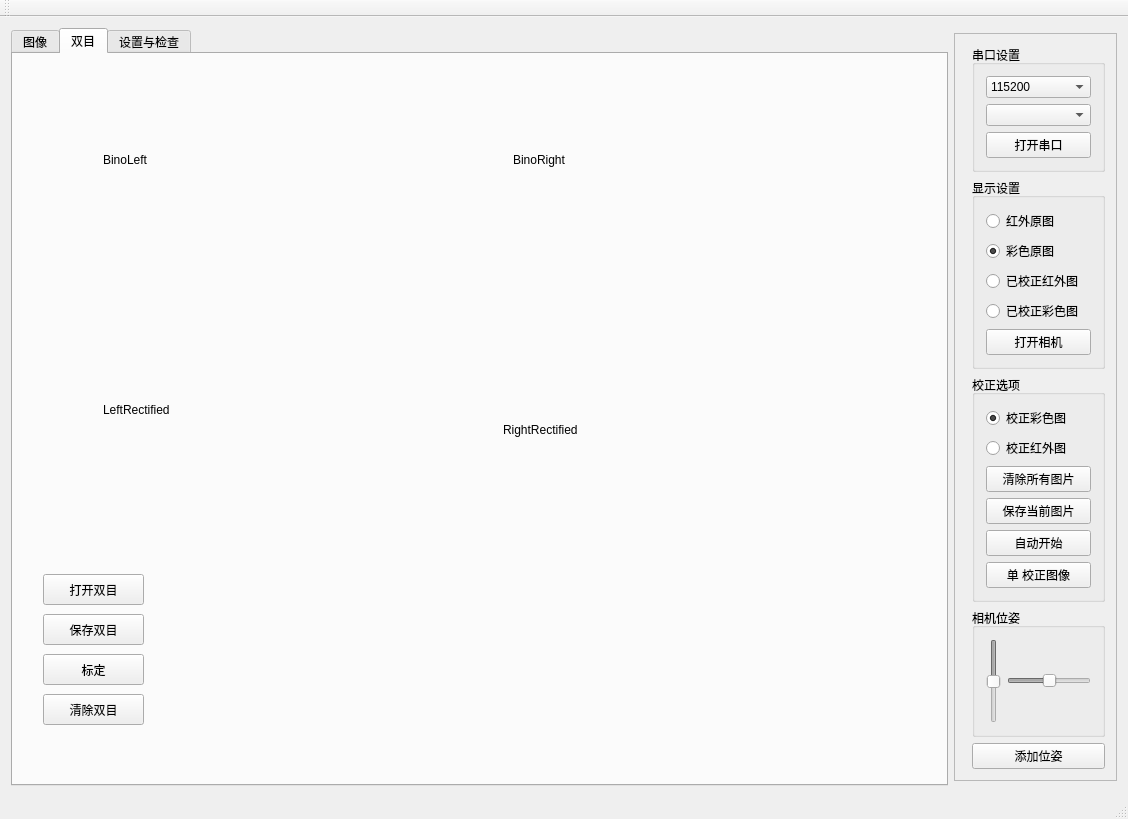
Before: the Qt Designer form mainwindow.ui in FeiduoduoPeng/auto_calib_camera-master-pf-modified, drawn with Qt 5.
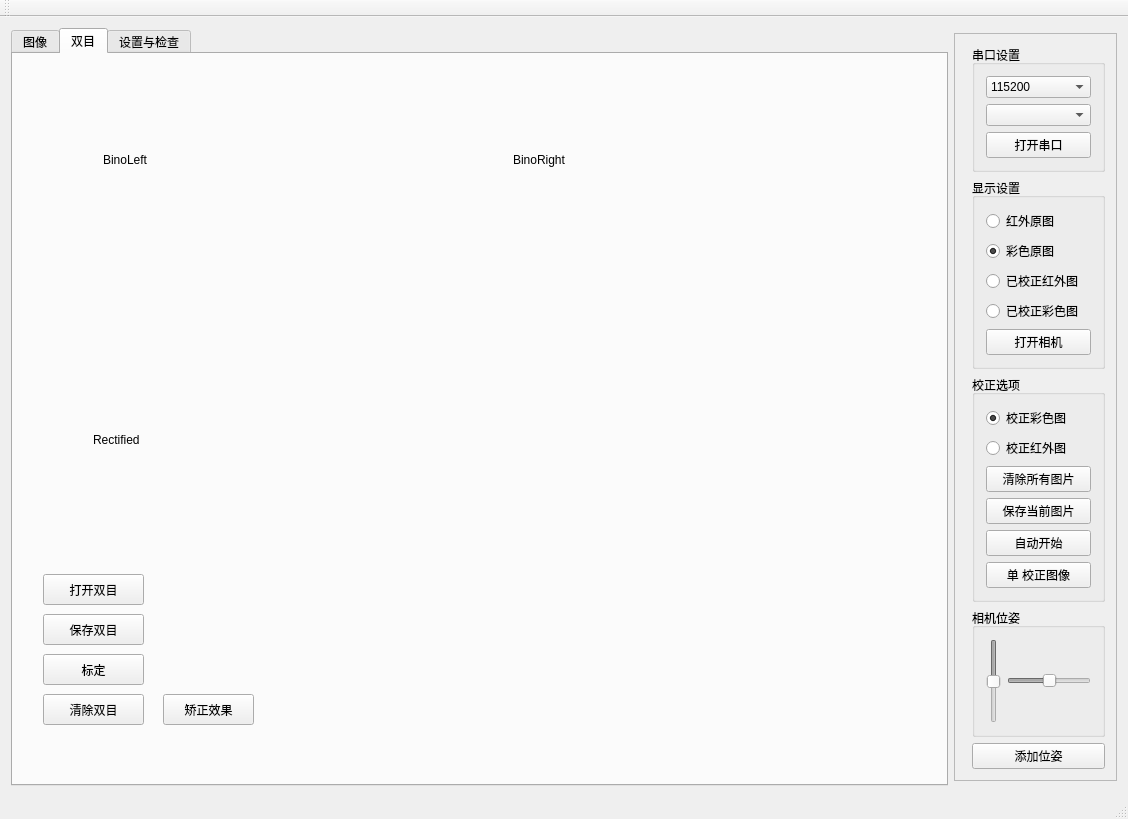
After: the same form once the commit is applied.

Commit message: add rectified image 2.0

What changed in the file:
```diff
--- a/mainwindow.ui
+++ b/mainwindow.ui
@@ -518,27 +518,27 @@
        <widget class="QLabel" name="Bino_left_rectified">
         <property name="geometry">
          <rect>
-          <x>90</x>
-          <y>250</y>
-          <width>341</width>
+          <x>80</x>
+          <y>280</y>
+          <width>771</width>
           <height>211</height>
          </rect>
         </property>
         <property name="text">
-         <string>LeftRectified</string>
+         <string>Rectified</string>
         </property>
        </widget>
-       <widget class="QLabel" name="Bino_right_rectified">
+       <widget class="QPushButton" name="pushButton_show_rectified">
         <property name="geometry">
          <rect>
-          <x>490</x>
-          <y>270</y>
-          <width>341</width>
-          <height>211</height>
+          <x>150</x>
+          <y>640</y>
+          <width>91</width>
+          <height>31</height>
          </rect>
         </property>
         <property name="text">
-         <string>RightRectified</string>
+         <string>矫正效果</string>
         </property>
        </widget>
       </widget>
```
The commit also changes 8 other files.
